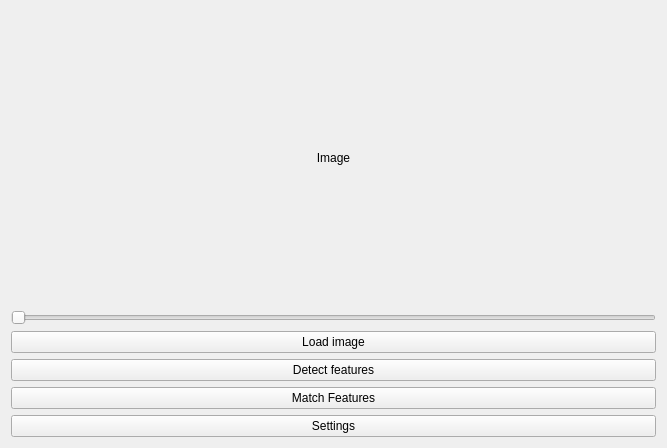
Cambloid/clockwise, file Source/UI/MainWindow/MainWindow.ui: the form before one commit.
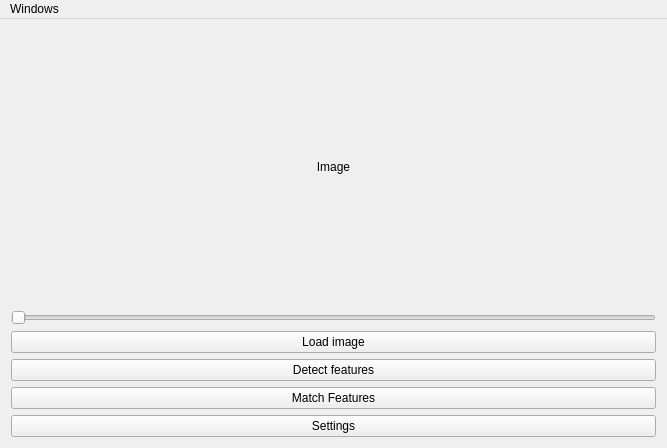
The form after the commit.

The edit to the form file:
```diff
--- a/Source/UI/MainWindow/MainWindow.ui
+++ b/Source/UI/MainWindow/MainWindow.ui
@@ -77,6 +77,14 @@
      <height>21</height>
     </rect>
    </property>
+   <widget class="QMenu" name="menuWindows">
+    <property name="title">
+     <string>Windows</string>
+    </property>
+    <addaction name="action3D_View"/>
+    <addaction name="actionSettings"/>
+   </widget>
+   <addaction name="menuWindows"/>
   </widget>
  </widget>
  <layoutdefault spacing="6" margin="11"/>
```
Left out of the diff: 10 changed lines with no effect on the pictures.
